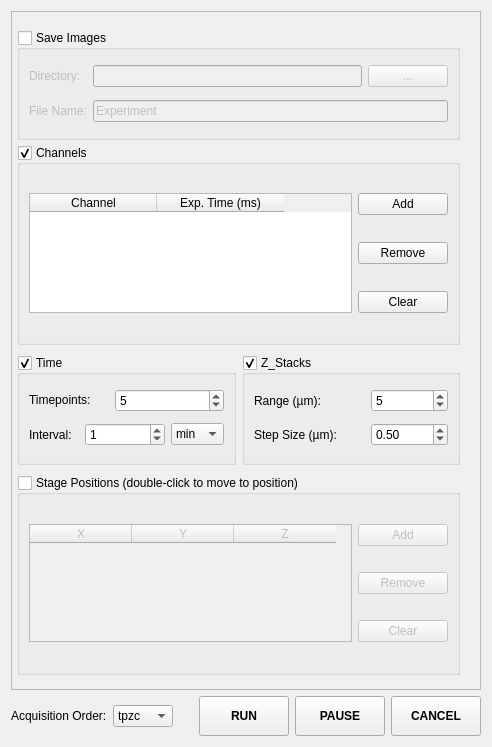
The window that micromanager_gui/_ui/multid_gui.ui (pymmcore-plus/napari-micromanager) describes before a commit, drawn with Qt 5.
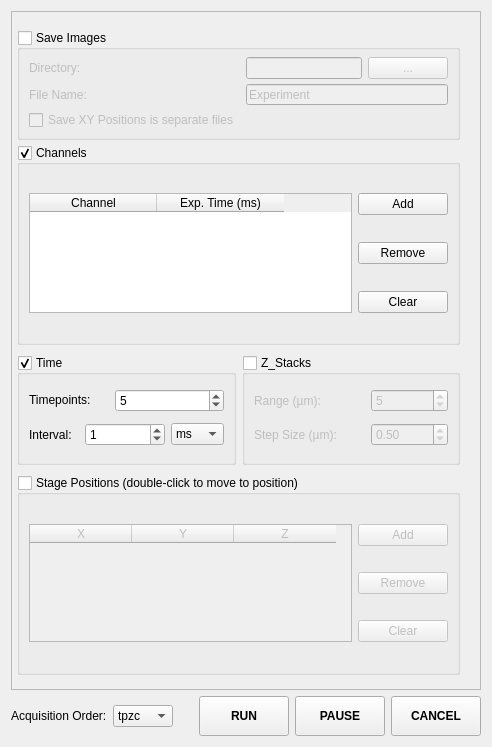
The same window after the commit.

Commit message: save pos in separate files

What changed in the file:
```diff
--- a/micromanager_gui/_ui/multid_gui.ui
+++ b/micromanager_gui/_ui/multid_gui.ui
@@ -100,13 +100,6 @@
             </property>
            </widget>
           </item>
-          <item row="0" column="2">
-           <widget class="QPushButton" name="browse_save_Button">
-            <property name="text">
-             <string>...</string>
-            </property>
-           </widget>
-          </item>
           <item row="1" column="0">
            <widget class="QLabel" name="label_2">
             <property name="text">
@@ -121,6 +114,23 @@
             </property>
            </widget>
           </item>
+          <item row="0" column="2">
+           <widget class="QPushButton" name="browse_save_Button">
+            <property name="text">
+             <string>...</string>
+            </property>
+           </widget>
+          </item>
+          <item row="2" column="0">
+           <widget class="QCheckBox" name="checkBox_save_pos">
+            <property name="enabled">
+             <bool>false</bool>
+            </property>
+            <property name="text">
+             <string>Save XY Positions is separate files</string>
+            </property>
+           </widget>
+          </item>
          </layout>
         </widget>
        </item>
@@ -371,11 +381,11 @@
              </size>
             </property>
             <property name="currentText">
-             <string>min</string>
+             <string>ms</string>
             </property>
             <item>
              <property name="text">
-              <string>min</string>
+              <string>ms</string>
              </property>
             </item>
             <item>
@@ -385,7 +395,7 @@
             </item>
             <item>
              <property name="text">
-              <string>ms</string>
+              <string>min</string>
              </property>
             </item>
            </widget>
@@ -411,7 +421,7 @@
           <bool>true</bool>
          </property>
          <property name="checked">
-          <bool>true</bool>
+          <bool>false</bool>
          </property>
          <layout class="QGridLayout" name="gridLayout_4">
           <item row="1" column="2">
```
The commit also changes 2 other files.
